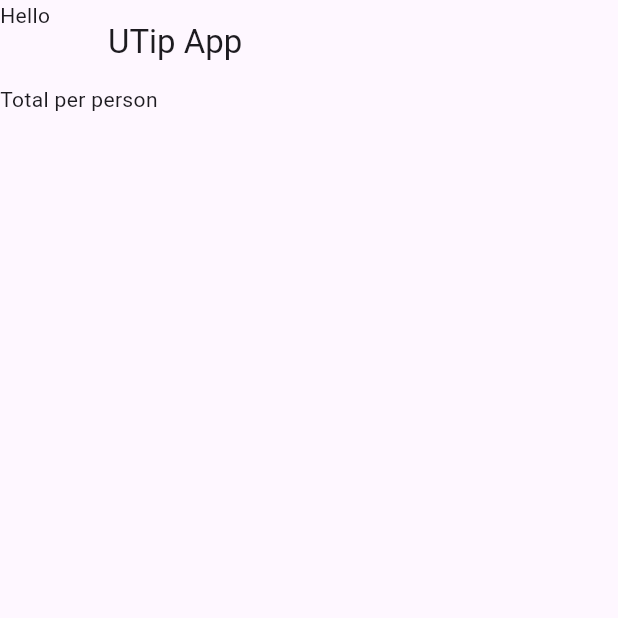
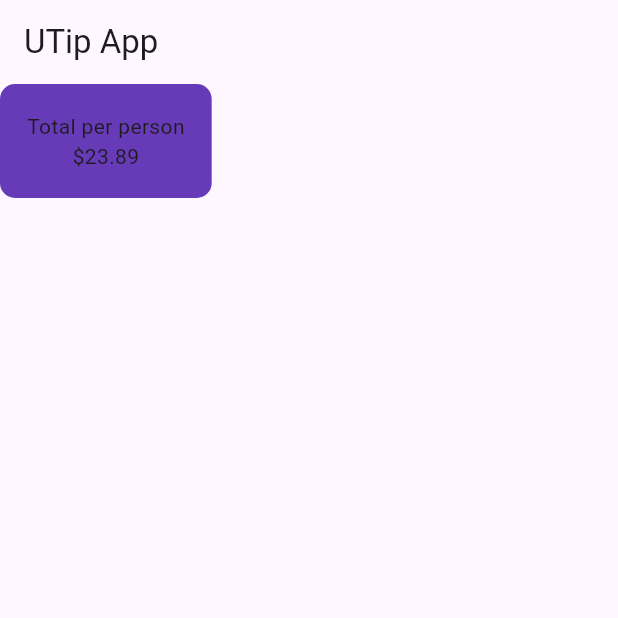
Before and after one commit to AMGG13/utip_calculator, a Flutter app: the screen it shows after launch, on a phone screen of 412 x 824 dp, the top half of it. Run offline on Flutter 3.47's test engine with Material 3 defaults, Android fonts, the phone set to English and light mode, and no system bars.

Commit message:
Adding a Container and Decorating it

```diff
--- a/lib/main.dart
+++ b/lib/main.dart
@@ -30,12 +30,20 @@ class _UTipState extends State<UTip> {
   @override
   Widget build(BuildContext context) {
     return Scaffold(
-      appBar: AppBar(
-        title: const Text("UTip App"),
-        leading: const Text('Hello'),
-      ),
+      appBar: AppBar(title: const Text("UTip App")),
       body: Column(
-        children: [Container(child: const Text("Total per person"))],
+        children: [
+          Container(
+            padding: EdgeInsets.all(18),
+            decoration: BoxDecoration(
+              color: Colors.deepPurple,
+              borderRadius: BorderRadius.circular(10),
+            ),
+            child: Column(
+              children: [const Text("Total per person"), const Text("\$23.89")],
+            ),
+          ),
+        ],
       ),
     );
   }
```
